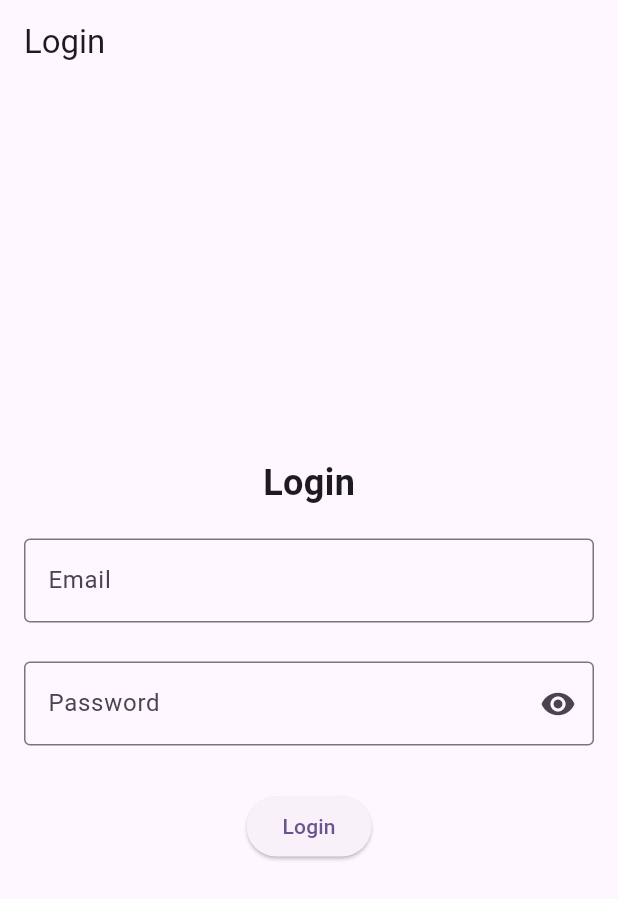
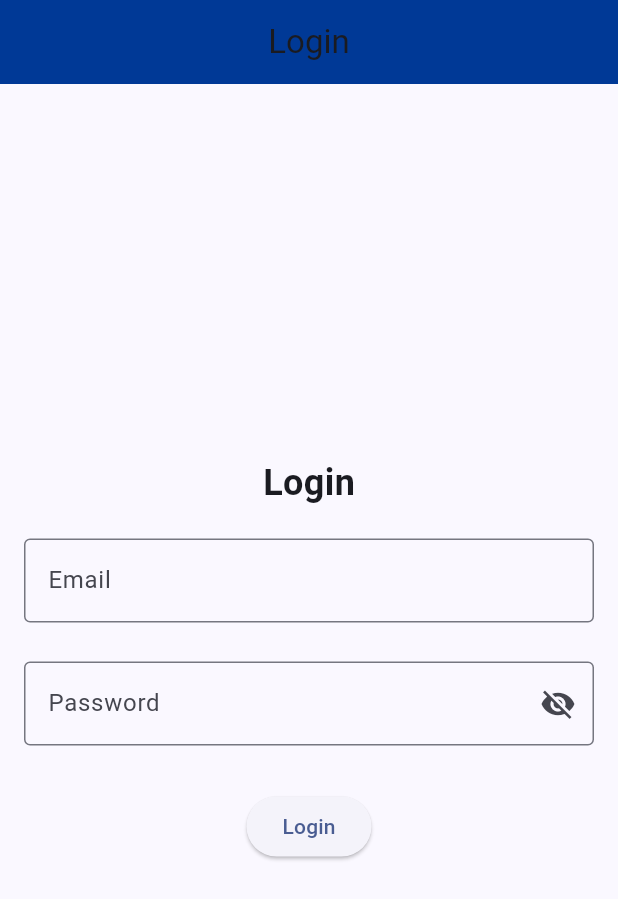
Before and after one commit to burhanrampurwala/my_demo_app, a Flutter app: the screen it shows after launch, on a phone screen of 412 x 824 dp. Shown: the top 899 px of the screen. Run offline on Flutter 3.47's test engine with Material 3 defaults, Android fonts, the phone set to English and light mode, and no system bars; our stand-ins replace bloc, device_info_plus, equatable, flutter_bloc, flutter_screenutil, freezed_annotation and 2 more.

Commit message:
working on bloC with UI

```diff
--- /dev/null
+++ b/lib/common/dimensions/font_size.dart
@@ -0,0 +1,8 @@
+import 'package:flutter_screenutil/flutter_screenutil.dart';
+
+double titleLarge = 26.sp;
+double title = 20.sp; //for app bar title, large titles
+double headerTitle = 16.sp; // for subtitle
+double subHeaderTitle = 15.sp; //for body underneath header
+double regular = 13.sp; //for hint/error//privacy policy
+double normal = 12.sp; //for hint/error//privacy policy
--- /dev/null
+++ b/lib/common/resources/app_color.dart
@@ -0,0 +1,23 @@
+import 'package:flutter/material.dart';
+
+class AppColor {
+  //Color palette of the theme
+  static Color colorPrimary = HexColor.fromHex("#003996");
+  static Color colorSecondary = HexColor.fromHex("#475467");
+  static Color colorSecondaryText = HexColor.fromHex("#636d7d");
+  static Color colorAccent = HexColor.fromHex("#2E90FA");
+  static Color colorPrimaryInverse = HexColor.fromHex("#FFFFFF");
+  static Color colorTertiaryText = HexColor.fromHex("#7A7E89");
+  static Color colorAbsent = Colors.transparent;
+  static Color colorError = HexColor.fromHex('#F04438');
+}
+
+extension HexColor on Color {
+  static Color fromHex(String hexColorString) {
+    hexColorString = hexColorString.replaceAll('#', '');
+    if (hexColorString.length == 6) {
+      hexColorString = "FF$hexColorString"; // 8 char with opacity 100%
+    }
+    return Color(int.parse(hexColorString, radix: 16));
+  }
+}
--- /dev/null
+++ b/lib/common/resources/app_strings.dart
@@ -0,0 +1,8 @@
+class AppStrings {
+  static const String routName_defaultRoute_title = 'Undefined route';
+
+
+  //SignIn View
+  static const String authentication_signin_title = "Login";
+  static const String authentication_signin_signinBtn = "Sign In";
+}
--- a/lib/common/resources/enum.dart
+++ b/lib/common/resources/enum.dart
@@ -3,3 +3,5 @@ enum Environment { dev, prod }
 enum OS { android, ios }
 
 enum TextFieldVariant { email, password }
+
+enum ButtonSize { large, medium, small }
--- /dev/null
+++ b/lib/common/resources/route.dart
@@ -0,0 +1,36 @@
+import 'package:flutter/material.dart';
+import 'package:my_demo_app/common/resources/app_strings.dart';
+import '../../app_config/environment_variables.dart';
+import '../../di/di.dart';
+import '../../presentation/auth/page/login_view.dart';
+
+class RouteName {
+  static const String routeSignIn = '/';
+}
+
+class Routes {
+  static Route<dynamic> getRoute(RouteSettings routeSettings) {
+    // final Arguments args = routeSettings.arguments as Arguments;
+    final args = routeSettings.arguments;
+
+    switch (routeSettings.name) {
+      case RouteName.routeSignIn:
+        initAuthenticationModule();
+        return MaterialPageRoute(builder: (_) => const LoginView());
+      default:
+        return undefinedRoute();
+    }
+  }
+
+  static Route<dynamic> undefinedRoute() {
+    return MaterialPageRoute(
+        builder: (_) => Scaffold(
+              appBar: AppBar(
+                title: Text(AppEnvironments.appName),
+              ),
+              body: const Center(
+                child: Text(AppStrings.routName_defaultRoute_title),
+              ),
+            ));
+  }
+}
--- a/lib/main.dart
+++ b/lib/main.dart
@@ -1,7 +1,9 @@
 import 'package:flutter/material.dart';
+import 'package:my_demo_app/common/resources/app_color.dart';
 
 import 'app_config/environment_variables.dart';
-import 'presentation/auth/page/login_screen.dart';
+import 'common/resources/route.dart';
+import 'presentation/auth/page/login_view.dart';
 
 Future<void> mainDelegateForEnvironments() async {
   WidgetsFlutterBinding.ensureInitialized();
@@ -18,10 +20,12 @@ class MyApp extends StatelessWidget {
       debugShowCheckedModeBanner: false,
       title: 'Demo App',
       theme: ThemeData(
-        colorScheme: ColorScheme.fromSeed(seedColor: Colors.deepPurple),
+        colorScheme: ColorScheme.fromSeed(seedColor: AppColor.colorPrimary),
+        appBarTheme: AppBarTheme(color: AppColor.colorPrimary),
         useMaterial3: true,
       ),
-      home: const LoginScreen(),
+      initialRoute: RouteName.routeSignIn,
+      onGenerateRoute: Routes.getRoute,
     );
   }
 }
--- a/lib/presentation/auth/bloc/authentication_bloc.dart
+++ b/lib/presentation/auth/bloc/authentication_bloc.dart
@@ -1,4 +1,6 @@
 import 'package:bloc/bloc.dart';
+import 'package:equatable/equatable.dart';
+import 'package:flutter/material.dart';
 import 'package:freezed_annotation/freezed_annotation.dart';
 
 part 'authentication_event.dart';
@@ -6,7 +8,7 @@ part 'authentication_state.dart';
 part 'authentication_bloc.freezed.dart';
 
 class AuthenticationBloc extends Bloc<AuthenticationEvent, AuthenticationState> {
-  AuthenticationBloc() : super(const AuthenticationState.initial()) {
+  AuthenticationBloc() : super(AuthenticationState.initial()) {
     on<AuthenticationEvent>((event, emit) {
       // TODO: implement event handler
     });
--- a/lib/presentation/auth/bloc/authentication_state.dart
+++ b/lib/presentation/auth/bloc/authentication_state.dart
@@ -2,5 +2,23 @@ part of 'authentication_bloc.dart';
 
 @freezed
 class AuthenticationState with _$AuthenticationState {
-  const factory AuthenticationState.initial() = _Initial;
+  const factory AuthenticationState({
+    required String message,
+    required bool isRefresh,
+    required TextEditingController emailController,
+    required TextEditingController passwordController,
+    required FocusNode emailFocusNode,
+    required FocusNode passwordFocusNode,
+    required bool isPasswordInvalid,
+  }) = _AuthenticationState;
+
+  factory AuthenticationState.initial() =>  AuthenticationState(
+        message: '',
+        isRefresh: false,
+        emailController: TextEditingController(),
+        emailFocusNode: FocusNode(),
+        passwordController: TextEditingController(),
+        passwordFocusNode: FocusNode(),
+        isPasswordInvalid: false,
+      );
 }
--- a/lib/presentation/auth/page/login_screen.dart
+++ /dev/null
@@ -1,102 +0,0 @@
-import 'package:flutter/material.dart';
-
-class LoginScreen extends StatefulWidget {
-  const LoginScreen({super.key});
-
-  @override
-  State<LoginScreen> createState() => _LoginScreenState();
-}
-
-class _LoginScreenState extends State<LoginScreen> {
-  final _formKey = GlobalKey<FormState>();
-  final _emailController = TextEditingController();
-  final _passwordController = TextEditingController();
-  bool _obscurePassword = true;
-
-  @override
-  Widget build(BuildContext context) {
-    return SafeArea(
-      top: false,
-      child: Scaffold(
-        appBar: AppBar(
-          title: const Text('Login'),
-        ),
-        body: Padding(
-          padding: const EdgeInsets.all(16.0),
-          child: Form(
-            key: _formKey,
-            child: Column(
-              mainAxisAlignment: MainAxisAlignment.center,
-              children: [
-                const Text(
-                  'Login',
-                  style: TextStyle(fontSize: 24, fontWeight: FontWeight.bold),
-                ),
-                const SizedBox(height: 20),
-                TextFormField(
-                  controller: _emailController,
-                  decoration: const InputDecoration(
-                    labelText: 'Email',
-                    border: OutlineInputBorder(),
-                  ),
-                  validator: (value) {
-                    if (value == null || value.isEmpty) {
-                      return 'Please enter your email';
-                    }
-                    final emailRegex = RegExp(r'^[^@]+@[^@]+\.[^@]+');
-                    if (!emailRegex.hasMatch(value)) {
-                      return 'Please enter a valid email address';
-                    }
-                    return null;
-                  },
-                ),
-                const SizedBox(height: 26),
-                TextFormField(
-                  controller: _passwordController,
-                  obscureText: _obscurePassword,
-                  decoration: InputDecoration(
-                    labelText: 'Password',
-                    border: const OutlineInputBorder(),
-                    suffixIcon: IconButton(
-                      icon: Icon(
-                        _obscurePassword
-                            ? Icons.visibility
-                            : Icons.visibility_off,
-                      ),
-                      onPressed: () {
-                        setState(() {
-                          _obscurePassword = !_obscurePassword;
-                        });
-                      },
-                    ),
-                  ),
-                  validator: (value) {
-                    if (value == null || value.isEmpty) {
-                      return 'Please enter your password';
-                    }
-                    if (value.length < 6) {
-                      return 'Password must be at least 6 characters long';
-                    }
-                    return null;
-                  },
-                ),
-                const SizedBox(height: 30),
-                ElevatedButton(
-                  onPressed: () {
-                    if (_formKey.currentState?.validate() ?? false) {
-                      // Handle login logic here
-                      ScaffoldMessenger.of(context).showSnackBar(
-                        const SnackBar(content: Text('Processing Data')),
-                      );
-                    }
-                  },
-                  child: const Text('Login'),
-                ),
-              ],
-            ),
-          ),
-        ),
-      ),
-    );
-  }
-}
--- /dev/null
+++ b/lib/presentation/auth/page/login_view.dart
@@ -0,0 +1,102 @@
+import 'package:flutter/material.dart';
+import 'package:my_demo_app/common/resources/app_color.dart';
+import 'package:flutter_bloc/flutter_bloc.dart';
+import 'package:my_demo_app/common/resources/app_strings.dart';
+import 'package:my_demo_app/common/resources/styles.dart';
+import 'package:my_demo_app/presentation/auth/bloc/authentication_bloc.dart';
+
+class LoginView extends StatefulWidget {
+  const LoginView({super.key});
+
+  @override
+  State<LoginView> createState() => _LoginViewState();
+}
+
+class _LoginViewState extends State<LoginView> {
+  final AuthenticationBloc authenticationBloc = AuthenticationBloc();
+
+  @override
+  Widget build(BuildContext context) {
+    return BlocProvider(
+        create: (context) => authenticationBloc,
+        child: BlocListener<AuthenticationBloc, AuthenticationState>(
+          listener: (context, state) {},
+          child: BlocBuilder<AuthenticationBloc, AuthenticationState>(
+            builder: (context, state) {
+              return Scaffold(
+                appBar: AppBar(
+                  title: const Text(
+                    AppStrings.authentication_signin_title,
+                    // style: Style.appBarTitleStyle(color: AppColor.colorPrimaryInverse),
+                  ),
+                  centerTitle: true,
+                ),
+                body: buildBody(state),
+              );
+            },
+          ),
+        ));
+  }
+
+  buildBody(AuthenticationState state) {
+    return Padding(
+      padding: const EdgeInsets.all(16.0),
+      child: Column(
+        mainAxisAlignment: MainAxisAlignment.center,
+        children: [
+          const Text(
+            'Login',
+            style: TextStyle(fontSize: 24, fontWeight: FontWeight.bold),
+          ),
+          const SizedBox(height: 20),
+          TextFormField(
+            controller: state.emailController,
+            decoration: const InputDecoration(
+              labelText: 'Email',
+              border: OutlineInputBorder(),
+            ),
+            // validator: (value) {
+            //   if (value == null || value.isEmpty) {
+            //     return 'Please enter your email';
+            //   }
+            //   final emailRegex = RegExp(r'^[^@]+@[^@]+\.[^@]+');
+            //   if (!emailRegex.hasMatch(value)) {
+            //     return 'Please enter a valid email address';
+            //   }
+            //   return null;
+            // },
+          ),
+          const SizedBox(height: 26),
+          TextFormField(
+            controller: state.passwordController,
+            // obscureText: _obscurePassword,
+            decoration: InputDecoration(
+              labelText: 'Password',
+              border: const OutlineInputBorder(),
+              suffixIcon: IconButton(
+                icon: const Icon(
+                  Icons.visibility_off,
+                ),
+                onPressed: () {},
+              ),
+            ),
+            // validator: (value) {
+            //   if (value == null || value.isEmpty) {
+            //     return 'Please enter your password';
+            //   }
+            //   if (value.length < 6) {
+            //     return 'Password must be at least 6 characters long';
+            //   }
+            //   return null;
+            // },
+          ),
+          const SizedBox(height: 30),
+          ElevatedButton(
+            onPressed: () {},
+            child: const Text('Login'),
+          ),
+        ],
+      ),
+    );
+  }
+}
--- a/pubspec.yaml
+++ b/pubspec.yaml
@@ -45,6 +45,7 @@ dependencies:
   flutter_bloc: ^8.1.3
   dartz: ^0.10.1
   equatable: ^2.0.5
+  flutter_screenutil: ^5.9.3
 
 dev_dependencies:
   flutter_test:
```
Also changed, not shown: lib/common/resources/styles.dart (added, +141 -0 lines), lib/common/resources/vaalidation_regex.dart (added, +10 -0 lines), lib/presentation/auth/bloc/authentication_event.dart (+17 -3 lines), lib/presentation/auth/bloc/authentication_bloc.freezed.dart, pubspec.lock.
